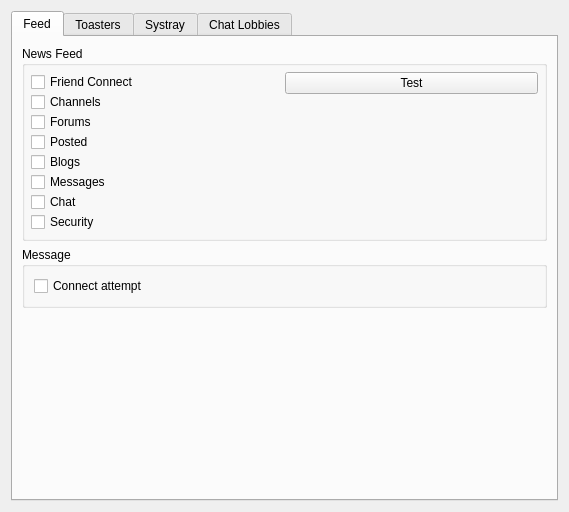
Before: the Qt Designer form retroshare-gui/src/gui/settings/NotifyPage.ui in RetroShare/RetroShare, drawn with Qt 5.
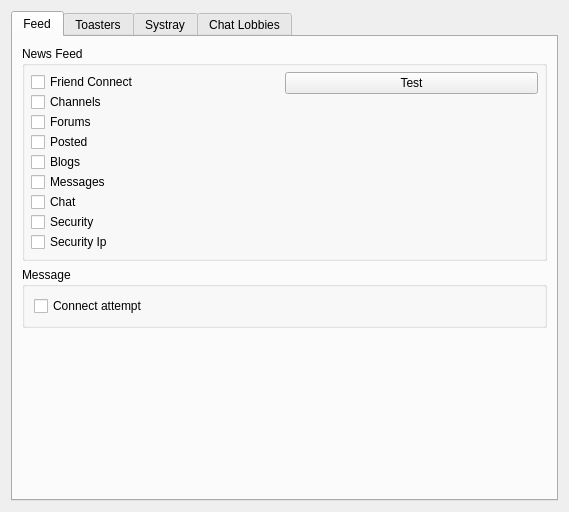
After: the same form once the commit is applied. The open tabs and pages were chosen to show the change.

Commit message: Added own flag and new checkbox in settings for security ip feed items. Changed NewsFeed::addUnique for SecurityIpItem to compare the ip addresses.

What changed in the file:
```diff
--- a/retroshare-gui/src/gui/settings/NotifyPage.ui
+++ b/retroshare-gui/src/gui/settings/NotifyPage.ui
@@ -91,6 +91,13 @@
               </property>
              </widget>
             </item>
+            <item>
+             <widget class="QCheckBox" name="notify_SecurityIp">
+              <property name="text">
+               <string>Security Ip</string>
+              </property>
+             </widget>
+            </item>
             <item>
              <layout class="QVBoxLayout" name="feedLayout"/>
             </item>
```
Left out of the diff: 34 changed lines with no effect on the pictures. The commit also changes 7 other files.
